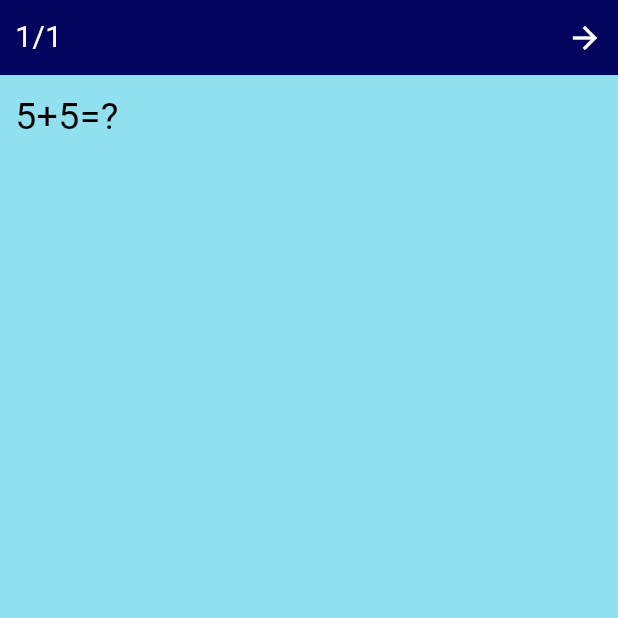
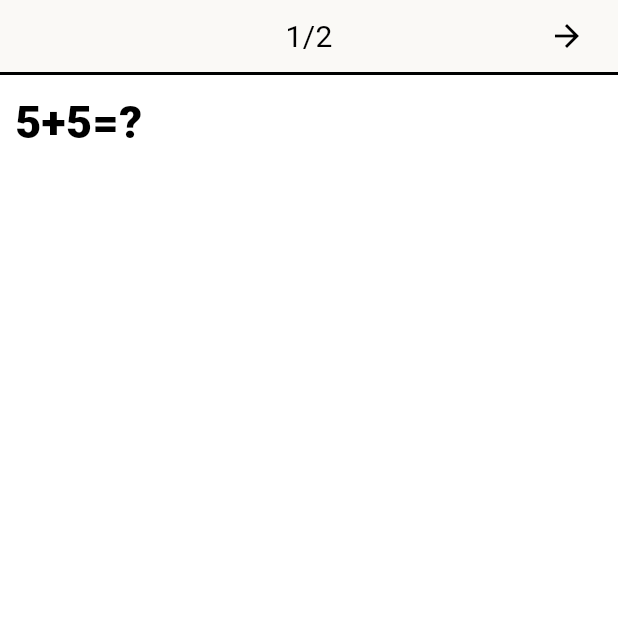
Before and after one commit to wz-Tan/kitahack_hackathon, a Flutter app: the screen it shows after launch, after a tap on "Chapter 1", on a phone screen of 412 x 824 dp, the top half of it. Run offline on Flutter 3.47's test engine with Material 3 defaults, Android fonts, the phone set to English and light mode, and no system bars; Roboto replaces fonts that are missing (Consolas).

```diff
--- a/lib/chapters_page.dart
+++ b/lib/chapters_page.dart
@@ -45,7 +45,7 @@ class ChapterSelectionBox extends StatelessWidget{
         height: 60,
 
         //Inkwell is an On Click Listener
-        child:InkWell(
+        child:GestureDetector(
           onTap: (){
             appState.changePage(index);
           },
--- /dev/null
+++ b/lib/colours.dart
@@ -0,0 +1,9 @@
+
+import 'package:flutter/cupertino.dart';
+
+const offWhite=Color(0xFFFAF9F6);
+const whiteBlue=Color(0xFFcaf0f8);
+const darkBlue=Color(0xFF03045e);
+const midBlue=Color(0xFF00b4d8);
+const lightBlue=Color(0xFF90e0ef);
+const black=Color(0xFF000000);
--- a/lib/main.dart
+++ b/lib/main.dart
@@ -8,14 +8,8 @@ void main() {
   runApp(const MainApp());
 }
 
-//Texts
-const defaultText=TextStyle(color: Colors.white, fontSize: 20, fontFamily: "Consolas");
-const questionText=TextStyle(color: Colors.black, fontSize: 25, fontFamily: "Consolas");
-//Colours
-const whiteBlue=Color(0xFFcaf0f8);
-const darkBlue=Color(0xFF03045e);
-const midBlue=Color(0xFF00b4d8);
-const lightBlue=Color(0xFF90e0ef);
+
+
 
 //Data Class
 
@@ -39,7 +33,9 @@ class MainAppState extends ChangeNotifier{
   //List of Lessons
   List<Chapter> lessons=[
     Chapter(chapterName: "Chapter 1",
-    questionList: [Question(difficulty: "Hard", description: "5+5=?", answer: "10", hint: "Use PEMDAS")])];
+    questionList: [
+      Question(difficulty: "Hard", description: "5+5=?", answer: "10", hint: "Use PEMDAS"),
+      Question(difficulty: "Hard", description: "1000*20343204302302=?", answer: "10", hint: "Use PEMDAS")])];
   int selectedPage=-1;
 
   void changePage(int page){
@@ -102,7 +98,9 @@ class _MainLayoutState extends State<MainLayout>{
             style: TextStyle(color: Colors.white,fontSize: 20),),
           )),
 
-      body:Expanded(
+      body:SizedBox(
+        width: double.infinity,
+        height: double.infinity,
         child: displayedPage
       )
     );
--- a/lib/question_page.dart
+++ b/lib/question_page.dart
@@ -1,27 +1,32 @@
+// ignore_for_file: unused_local_variable
+
 import 'package:flutter/material.dart';
 import 'package:provider/provider.dart';
 import 'main.dart' as main;
+import 'colours.dart' as colours;
+import 'textstyles.dart' as textstyles;
 
-class QuestionPage extends StatelessWidget{
+class QuestionPage extends StatelessWidget {
   const QuestionPage({super.key, required this.chapterIndex});
   final int chapterIndex;
 
   @override
   Widget build(BuildContext context) {
     //Take In Question List From Main
-    var questionList=context.watch<main.MainAppState>().lessons[chapterIndex].questionList;
+    var questionList =
+        context.watch<main.MainAppState>().lessons[chapterIndex].questionList;
 
     return Container(
-      color: main.lightBlue,
+      color: Color(0xFFFFFFFF),
       width: double.infinity,
       height: double.infinity,
-      child: Contents(questionList: questionList)
+      child: Contents(questionList: questionList),
     );
   }
 }
 
 //Actual Contents, Receives Question List, Important for Navigation
-class Contents extends StatefulWidget{
+class Contents extends StatefulWidget {
   const Contents({super.key, required this.questionList});
   final List<main.Question> questionList;
 
@@ -30,72 +35,93 @@ class Contents extends StatefulWidget{
 }
 
 class _ContentsState extends State<Contents> {
+  //State Variables here
+  var questionIndex = 0;
 
   @override
   Widget build(BuildContext context) {
     //Get the Question List from the Widget above
-    var questionList=widget.questionList;
-    var questionIndex=0;
-    var currQuestion=questionList[questionIndex];
+    var questionList = widget.questionList;
+    var currQuestion = questionList[questionIndex];
 
-
-    String description=currQuestion.description;
-    String difficulty=currQuestion.difficulty;
-    String answer=currQuestion.answer;
-    String hint=currQuestion.hint;
-
+    String description = currQuestion.description;
+    String difficulty = currQuestion.difficulty;
+    String answer = currQuestion.answer;
+    String hint = currQuestion.hint;
 
     return SizedBox(
       width: double.infinity,
       height: double.infinity,
 
       child:
+
       Column(
         crossAxisAlignment: CrossAxisAlignment.start,
         children: [
+          //Top Bar
 
-            //Top Bar
           Container(
-              color: main.darkBlue,
             width: double.infinity,
             height: 50,
+            decoration: BoxDecoration(
+              color: colours.offWhite,
+              border: Border(bottom: BorderSide(color:colours.black,width: 2))
+            ),
 
             child: Padding(
               padding: EdgeInsets.all(10),
 
-                child: Row(
-                  mainAxisAlignment: MainAxisAlignment.spaceBetween,
-                  crossAxisAlignment: CrossAxisAlignment.center,
-
+              //Stacks Text And Icons
+              child: Stack(
+                alignment: AlignmentDirectional.centerStart,
                 children: [
-                    if(questionIndex!=0)
-                    Icon(
-                      Icons.arrow_back,
-                      color: Colors.white,
+                  Center(
+                    child: Text(
+                      "${questionIndex + 1}/${questionList.length}",
+                      style: textstyles.defaultText,
+                    ),
                   ),
 
-                    //Expanded to Use Align Width
-                    Text("${questionIndex+1}/${questionList.length}",style: main.defaultText,textAlign: TextAlign.center,),
-                     Icon(
-                      Icons.arrow_forward,
-                      color: Colors.white,
+                  if (questionIndex != 0)
+                    Positioned(
+                        left: 0,
+                        child: IconButton(
+                          onPressed: (){
+                            setState(() {
+                              questionIndex--;
+                            });
+                          },
+                          icon: Icon(Icons.arrow_back),
+                          color: colours.black),
+                      ),
+
+
+                  if (questionIndex != questionList.length-1)
+                    Positioned(
+                        right: 0,
+                        child: IconButton(
+                          onPressed: (){
+                            setState(() {
+                              questionIndex++;
+                            });
+                          },
+                          icon:Icon(Icons.arrow_forward),
+                          color: colours.black),
                     ),
                 ],
               ),
-                )
+            ),
           ),
 
           //Contents
           Padding(
             padding: EdgeInsets.all(10),
-              child: Text(description,style: main.questionText)
-              )
-
-      ],
+            child: Text(description, style: textstyles.boldedText),
 
           ),
+        ],
+      ),
+
     );
-
-
   }
 }
--- /dev/null
+++ b/lib/textstyles.dart
@@ -0,0 +1,7 @@
+import 'colours.dart' as colours;
+import 'package:flutter/material.dart';
+
+
+const defaultText=TextStyle(color: colours.black, fontSize: 20, fontFamily: "Consolas");
+const boldedText=TextStyle(color: Colors.black, fontSize: 30, fontWeight: FontWeight.w800, fontFamily: "Consolas");
+const questionText=TextStyle(color: colours.black, fontSize: 25, fontFamily: "Consolas");
```
Also changed, not shown: 2 other files. Lines whose indentation alone changed are shown as unchanged.
